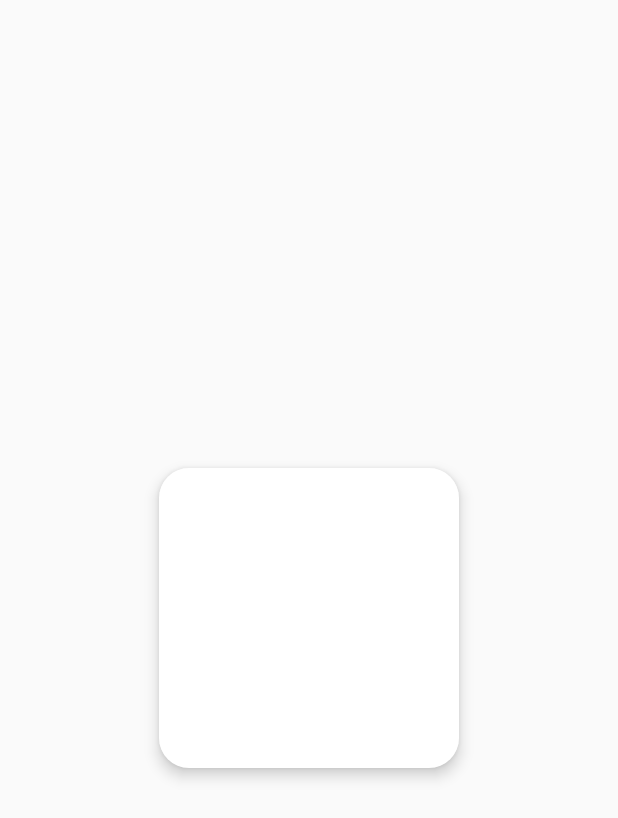
After one commit to luckyace/HardwareInventoryApp, an Android app: the layout scan_activity.xml on its own in the app's theme, with its tools: preview values and no code run, on a phone screen of 412 x 824 dp. The commit adds this screen. Shown: the top 818 px of the screen. Run offline under Robolectric (Android 15) with nearby library versions, the phone set to English and light mode, and no system bars.

Commit message:
preparing a scan view

```diff
--- a/app/build.gradle
+++ b/app/build.gradle
@@ -8,7 +8,7 @@ android {
     compileSdkVersion 26
     defaultConfig {
         applicationId "io.github.luckyace.hardwareinventoryapp"
-        minSdkVersion 19
+        minSdkVersion 21
         targetSdkVersion 26
         versionCode 1
         versionName "1.0"
@@ -26,7 +26,7 @@ dependencies {
     implementation fileTree(dir: 'libs', include: ['*.jar'])
     implementation"org.jetbrains.kotlin:kotlin-stdlib-jre7:$kotlin_version"
     implementation 'com.android.support:appcompat-v7:26.1.0'
-    implementation 'com.android.support.constraint:constraint-layout:1.0.2'
+    implementation 'com.android.support:design:26.1.0'
     testImplementation 'junit:junit:4.12'
     androidTestImplementation 'com.android.support.test:runner:1.0.1'
     androidTestImplementation 'com.android.support.test.espresso:espresso-core:3.0.1'
--- a/app/src/main/AndroidManifest.xml
+++ b/app/src/main/AndroidManifest.xml
@@ -8,7 +8,7 @@
         android:label="@string/app_name"
         android:roundIcon="@mipmap/ic_launcher_round"
         android:supportsRtl="true"
-        android:theme="@style/AppTheme">
+        android:theme="@style/HardwareInventoryTheme">
         <activity android:name=".MainActivity">
             <intent-filter>
                 <action android:name="android.intent.action.MAIN" />
@@ -16,6 +16,7 @@
                 <category android:name="android.intent.category.LAUNCHER" />
             </intent-filter>
         </activity>
+        <activity android:name=".ScanActivity" android:theme="@style/HardwareInventoryTheme.ScanActivity"/>
     </application>
 
 </manifest>
--- /dev/null
+++ b/app/src/main/res/drawable/scan_round_square.xml
@@ -0,0 +1,7 @@
+<?xml version="1.0" encoding="utf-8"?>
+<shape
+    xmlns:android="http://schemas.android.com/apk/res/android"
+    android:shape="rectangle">
+    <corners android:radius="20dp" />
+    <solid android:color="@color/white" />
+</shape>
--- /dev/null
+++ b/app/src/main/res/layout/scan_activity.xml
@@ -0,0 +1,17 @@
+<?xml version="1.0" encoding="utf-8"?>
+<FrameLayout xmlns:android="http://schemas.android.com/apk/res/android"
+    xmlns:tools="http://schemas.android.com/tools"
+    android:orientation="vertical" android:layout_width="match_parent"
+    android:layout_height="match_parent"
+    android:background="@color/transparent"
+    tools:context="io.github.luckyace.hardwareinventoryapp.ScanActivity">
+
+    <FrameLayout
+        android:id="@+id/scan_square"
+        android:layout_width="200dp"
+        android:layout_height="200dp"
+        android:layout_gravity="center"
+        android:elevation="@dimen/z_fab"
+        android:background="@drawable/scan_round_square"/>
+
+</FrameLayout>
--- a/app/src/main/res/values/colors.xml
+++ b/app/src/main/res/values/colors.xml
@@ -2,5 +2,8 @@
 <resources>
     <color name="colorPrimary">#3F51B5</color>
     <color name="colorPrimaryDark">#303F9F</color>
-    <color name="colorAccent">#FF4081</color>
+    <color name="colorAccent">#15ea82</color>
+    <color name="white">#FFFFFF</color>
+    <color name="mid_grey">#40808080</color>
+    <color name="transparent">#00000000</color>
 </resources>
--- a/app/src/main/res/values/styles.xml
+++ b/app/src/main/res/values/styles.xml
@@ -1,11 +1,16 @@
 <resources>
 
-    <!-- Base application theme. -->
-    <style name="AppTheme" parent="Theme.AppCompat.Light.DarkActionBar">
-        <!-- Customize your theme here. -->
+    <style name="HardwareInventoryTheme" parent="Theme.AppCompat.Light.NoActionBar">
         <item name="colorPrimary">@color/colorPrimary</item>
         <item name="colorPrimaryDark">@color/colorPrimaryDark</item>
         <item name="colorAccent">@color/colorAccent</item>
+        <item name="android:statusBarColor">@color/colorPrimaryDark</item>
+        <item name="android:windowActivityTransitions">true</item>
+    </style>
+
+    <style name="HardwareInventoryTheme.ScanActivity">
+        <item name="android:windowBackground">@color/transparent</item>
+        <item name="android:windowIsTranslucent">true</item>
     </style>
 
 </resources>
```
Also changed, not shown: app/src/main/java/io/github/luckyace/hardwareinventoryapp/MainActivity.kt (+10 -1 lines), app/src/main/java/io/github/luckyace/hardwareinventoryapp/ScanActivity.kt (added, +12 -0 lines), app/src/main/res/animator/raise.xml (added, +17 -0 lines), app/src/main/res/drawable/fab.xml (added, +11 -0 lines), app/src/main/res/drawable/ic_add_dark.xml (added, +13 -0 lines), app/src/main/res/layout/activity_main.xml (+13 -11 lines), app/src/main/res/values/dimens.xml (added, +7 -0 lines).
